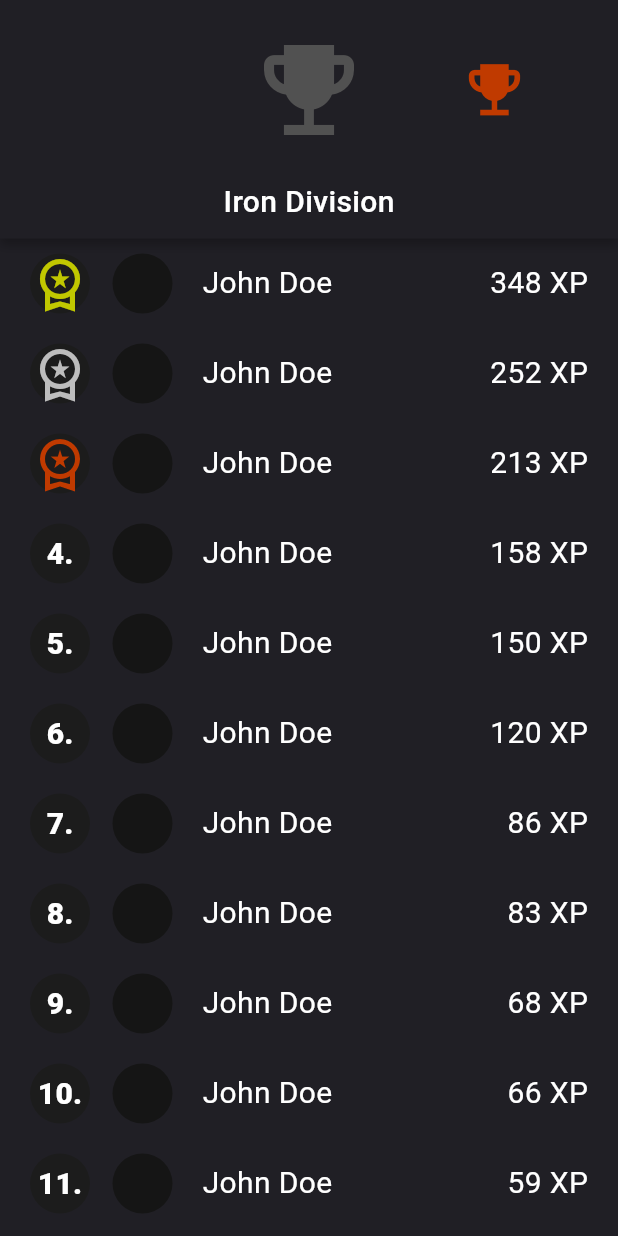
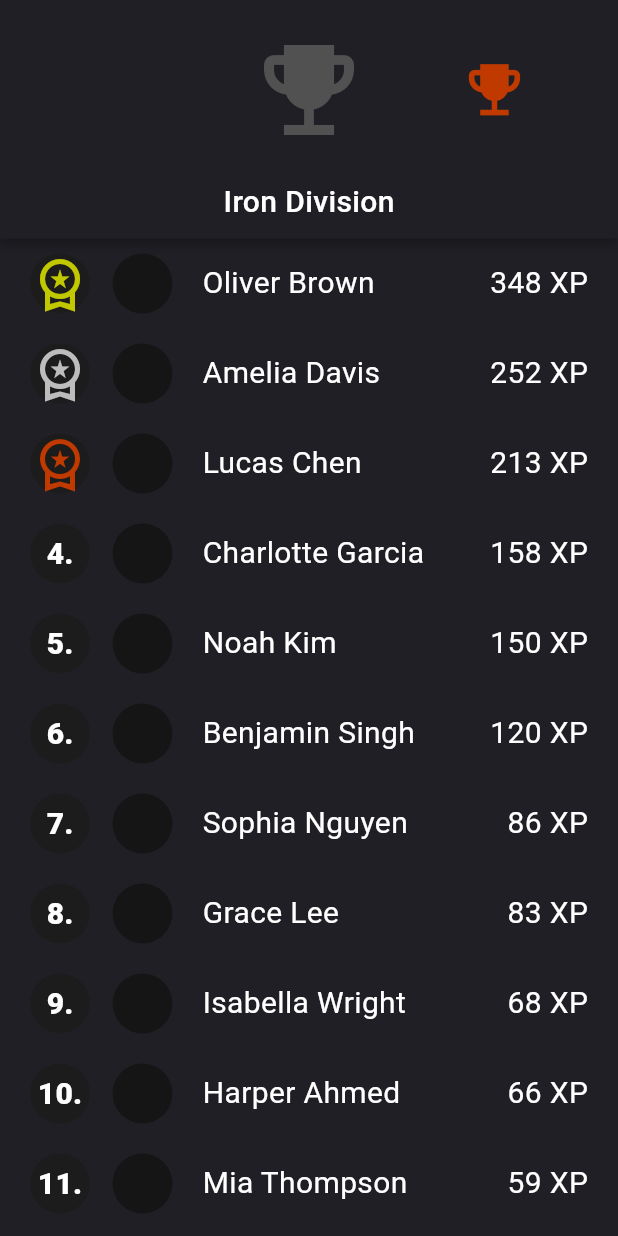
Before and after one commit to LegendaryArk/Mentorful, a Flutter app: the Leaderboard screen opened directly, on a phone screen of 412 x 824 dp. Run offline on Flutter 3.47's test engine with Material 3 defaults, Android fonts, the phone set to English and light mode, and no system bars; drawn by our look-alikes of carousel_slider; our stand-ins replace camera, dots_indicator, flutter_local_notifications, google_sign_in, image_picker, permission_handler and 2 more; accounts and stored records are empty; Roboto replaces fonts that are missing (Manrope); project files that could hold a hidden picture were left out.

Commit message:
Logo is working and populated leaderboard

```diff
--- a/lib/main.dart
+++ b/lib/main.dart
@@ -1,7 +1,6 @@
 import 'dart:io';
 
 import 'package:flutter/material.dart';
-import 'package:flutter_svg/flutter_svg.dart';
 import 'package:mentorful/aesthetics/colorSchemes.dart';
 import 'package:mentorful/screens/home.dart';
 import 'package:mentorful/screens/leaderboard.dart';
@@ -54,14 +53,13 @@
 }) async {
   // Convert to a TZ-aware date in the user's local timezone.
   tz.initializeTimeZones();
-  final tz.TZDateTime scheduledLocal =
-  tz.TZDateTime.from(scheduledDate, tz.getLocation('America/Toronto'));
+  final tz.TZDateTime scheduledLocal = tz.TZDateTime.from(scheduledDate, tz.getLocation('America/Toronto'));
 
   // Build platform-specific details:
   const notificationDetails = NotificationDetails(
     android: AndroidNotificationDetails(
-      'one_time_channel',        // channel ID
-      'One-Time Notifications',  // channel name
+      'one_time_channel', // channel ID
+      'One-Time Notifications', // channel name
       channelDescription: 'Alerts scheduled for a specific date',
       importance: Importance.max,
       priority: Priority.high,
@@ -95,10 +93,7 @@
   const androidInit = AndroidInitializationSettings('@mipmap/ic_launcher');
   const iosInit = DarwinInitializationSettings();
   await localNotif.initialize(
-    const InitializationSettings(
-      android: androidInit,
-      iOS: iosInit,
-    ),
+    const InitializationSettings(android: androidInit, iOS: iosInit),
     onDidReceiveNotificationResponse: (NotificationResponse response) {
       // This runs when the user taps on a notification
       final payload = response.payload;
@@ -112,9 +107,11 @@
   );
 
   // 3️⃣ Request permissions on iOS (optional on Android)
-  await localNotif
-      .resolvePlatformSpecificImplementation<IOSFlutterLocalNotificationsPlugin>()
-      ?.requestPermissions(alert: true, badge: true, sound: true);
+  await localNotif.resolvePlatformSpecificImplementation<IOSFlutterLocalNotificationsPlugin>()?.requestPermissions(
+    alert: true,
+    badge: true,
+    sound: true,
+  );
 
   runApp(
     MaterialApp(
@@ -161,10 +158,10 @@
       });
 
       // 2) Then fetch your calendar
-    final auth  = await account.authentication;
+      final auth = await account.authentication;
       final token = auth.accessToken!;
-    final uri   = Uri.parse('http://172.20.10.2:8000/get-calendar/?token=$token');
-    final resp  = await http.get(uri);
+      final uri = Uri.parse('http://172.20.10.2:8000/get-calendar/?token=$token');
+      final resp = await http.get(uri);
 
       // 3) Finally, show the response
       setState(() => _calendarResponse = resp.body);
@@ -176,7 +173,6 @@
     }
   }
 
-
   Future<void> _handleSignOut() async {
     await _googleSignIn.signOut();
     setState(() {
@@ -187,13 +183,7 @@
 
   @override
   Widget build(BuildContext) {
-    List<Widget> screens = [
-      HomeScreen(),
-      LessonsScreen(),
-      Container(),
-      Leaderboard(),
-      ProfileScreen(),
-    ];
+    List<Widget> screens = [HomeScreen(), LessonsScreen(), Container(), Leaderboard(), ProfileScreen()];
 
     List<NavigationDestination> destination = [
       NavigationDestination(
@@ -246,7 +236,10 @@
           elevation: 4,
           shadowColor: Color.fromRGBO(0, 0, 0, 0.5),
           leading: Container(
-            child: SvgPicture.asset("lib/assets/mentorfulLogo.svg"),
+            padding: const EdgeInsets.only(left: 10),
+            height: 30,
+            width: 30,
+            child: Image.asset("lib/assets/mentorfulLogo.png", fit: BoxFit.contain),
           ),
           title: Padding(
             padding: EdgeInsets.only(top: 50, bottom: 15),
@@ -255,7 +248,7 @@
           actions: [
             CircleAvatar(radius: 30, child: Icon(Icons.person)),
             SizedBox(width: 10),
-          ]
+          ],
         ),
       ),
       body: PageStorage(bucket: _bucket, child: screens[selectedIndex]),
--- a/lib/screens/leaderboard.dart
+++ b/lib/screens/leaderboard.dart
@@ -24,26 +24,26 @@ class _LeaderboardState extends State<Leaderboard> {
     _scrollController = ScrollController();
 
     rankings = [
-      User(uid: 0, name: "John Doe", xp: 25),
-      User(uid: 1, name: "John Doe", xp: 15),
-      User(uid: 2, name: "John Doe", xp: 150),
-      User(uid: 3, name: "John Doe", xp: 86),
-      User(uid: 4, name: "John Doe", xp: 23),
-      User(uid: 5, name: "John Doe", xp: 68),
-      User(uid: 6, name: "John Doe", xp: 213),
-      User(uid: 7, name: "John Doe", xp: 59),
-      User(uid: 8, name: "John Doe", xp: 120),
-      User(uid: 9, name: "John Doe", xp: 158),
-      User(uid: 10, name: "John Doe", xp: 59),
-      User(uid: 11, name: "John Doe", xp: 23),
-      User(uid: 12, name: "John Doe", xp: 2),
-      User(uid: 13, name: "John Doe", xp: 66),
-      User(uid: 14, name: "John Doe", xp: 48),
-      User(uid: 15, name: "John Doe", xp: 252),
-      User(uid: 16, name: "John Doe", xp: 348),
-      User(uid: 17, name: "John Doe", xp: 27),
-      User(uid: 18, name: "John Doe", xp: 31),
-      User(uid: 19, name: "John Doe", xp: 83),
+      User(uid: 0, name: "Liam Carter", xp: 25),
+      User(uid: 1, name: "Ava Patel", xp: 15),
+      User(uid: 2, name: "Noah Kim", xp: 150),
+      User(uid: 3, name: "Sophia Nguyen", xp: 86),
+      User(uid: 4, name: "Ethan Li", xp: 23),
+      User(uid: 5, name: "Isabella Wright", xp: 68),
+      User(uid: 6, name: "Lucas Chen", xp: 213),
+      User(uid: 7, name: "Mia Thompson", xp: 59),
+      User(uid: 8, name: "Benjamin Singh", xp: 120),
+      User(uid: 9, name: "Charlotte Garcia", xp: 158),
+      User(uid: 10, name: "James Robinson", xp: 59),
+      User(uid: 11, name: "Emily Zhang", xp: 23),
+      User(uid: 12, name: "Jack Morales", xp: 2),
+      User(uid: 13, name: "Harper Ahmed", xp: 66),
+      User(uid: 14, name: "Elijah Green", xp: 48),
+      User(uid: 15, name: "Amelia Davis", xp: 252),
+      User(uid: 16, name: "Oliver Brown", xp: 348),
+      User(uid: 17, name: "Abigail Scott", xp: 27),
+      User(uid: 18, name: "Logan Hill", xp: 31),
+      User(uid: 19, name: "Grace Lee", xp: 83),
     ];
 
     rankings.sort((a, b) {
--- a/pubspec.yaml
+++ b/pubspec.yaml
@@ -45,7 +45,6 @@ dependencies:
   flutter_local_notifications: ^19.3.0
   timezone: ^0.10.1
   permission_handler: ^12.0.1
-  flutter_svg: ^2.2.0
 
 dev_dependencies:
   flutter_test:
@@ -78,6 +77,7 @@ flutter:
       - lib/assets/frozen-food.webp
       - lib/assets/vegetables.webp
       - lib/assets/sad.png
+      - lib/assets/mentorfulLogo.png
   # An image asset can refer to one or more resolution-specific "variants", see
   # https://flutter.dev/to/resolution-aware-images
 
```
Also changed, not shown: lib/assets/mentorfulLogo.png (added), lib/assets/mentorfulLogo.svg (deleted). Lines whose indentation alone changed are shown as unchanged.
